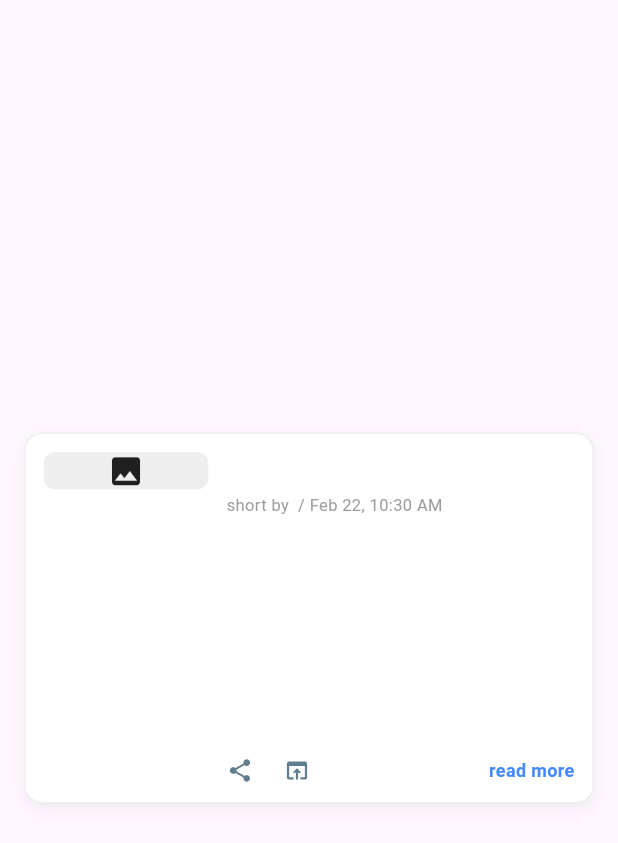
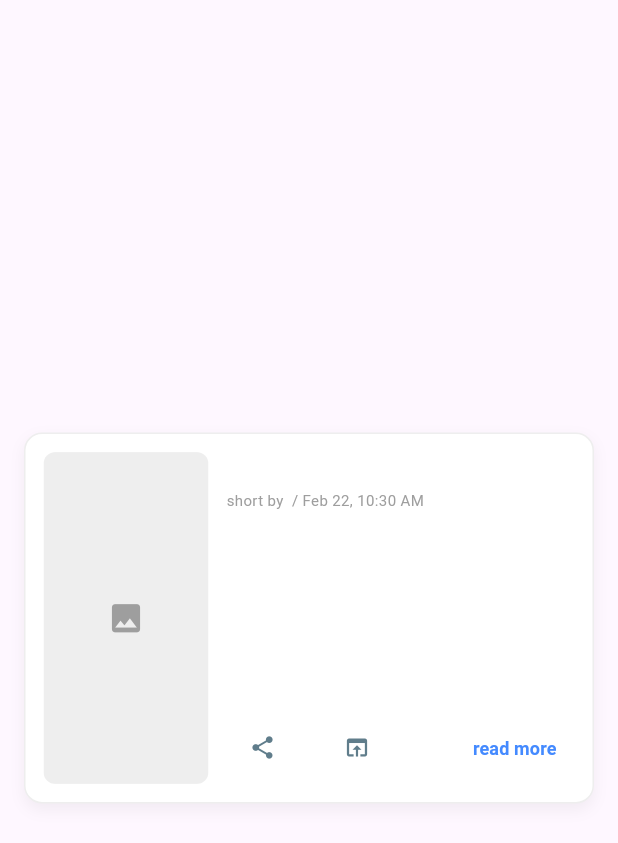
Before and after one commit to sg7373/News_Tracker, a Flutter app: the NewsCard widget shown alone on an empty page, opened directly with empty values, on a phone screen of 412 x 824 dp. Shown: the top 843 px of the screen. Run offline on Flutter 3.47's test engine with Material 3 defaults, Android fonts, the phone set to English and light mode, and no system bars; our stand-ins replace cached_network_image, share_plus; network calls fail.

Commit message:
Added new features

```diff
--- a/lib/constants/api_keys.dart
+++ b/lib/constants/api_keys.dart
@@ -1,3 +1,3 @@
-const String newsApiKey = 'd7b58ae4d4754df583e78e92879f7f94';
+const String newsApiKey = 'b28b37248a254603a20b0633d600fd95';
 const String footballApiKey = '67f7e18c172fb1e3b55fce3610af88d4';
 const String cricketApiKey = '5fe5d118-bffb-41de-8f66-31f820caa504';
--- a/lib/widgets/news_card.dart
+++ b/lib/widgets/news_card.dart
@@ -24,21 +24,17 @@ class NewsCard extends StatelessWidget {
 
   @override
   Widget build(BuildContext context) {
-    // 🔥 Calculates height so roughly 3 cards fit per screen height
     double cardHeight = MediaQuery.of(context).size.height * 0.30;
 
     return Center(
       child: ConstrainedBox(
-        constraints: const BoxConstraints(
-          maxWidth: 750, // 🔥 Keeps card centered and proportional on large screens
-        ),
+        constraints: const BoxConstraints(maxWidth: 750),
         child: Container(
-          height: cardHeight, // 🔥 Fixed height for the Inshorts "grid/list" look
+          height: cardHeight,
           margin: const EdgeInsets.symmetric(vertical: 8, horizontal: 16),
           decoration: BoxDecoration(
             borderRadius: BorderRadius.circular(12),
             color: Colors.white,
-            // Boundary line to define the "White Box"
             border: Border.all(color: Colors.grey.shade200, width: 1),
             boxShadow: [
               BoxShadow(
@@ -53,30 +49,33 @@ class NewsCard extends StatelessWidget {
             child: Row(
               crossAxisAlignment: CrossAxisAlignment.start,
               children: [
-                /// 🔹 LEFT IMAGE (Fixed Aspect Ratio)
+                /// 🔹 LEFT IMAGE (Fixed 403 Forbidden & Missing Key issues)
                 ClipRRect(
                   borderRadius: BorderRadius.circular(8),
+                  child: SizedBox(
+                    width: 110,
+                    height: double.infinity,
                     child: article.urlToImage != null && article.urlToImage!.isNotEmpty
                         ? CachedNetworkImage(
                             imageUrl: article.urlToImage!,
-                          width: 110,
-                          height: double.infinity, // Fills the fixed card height
                             fit: BoxFit.cover,
+                            // 🔥 Adding headers to bypass bot-blocking on sites like Washington Post
+                            httpHeaders: const {
+                              "User-Agent": "Mozilla/5.0 (Windows NT 10.0; Win64; x64) AppleWebKit/537.36 (KHTML, like Gecko) Chrome/91.0.4472.124 Safari/537.36",
+                            },
                             placeholder: (context, url) => Container(
-                            width: 110,
-                            color: Colors.grey[200],
+                              color: Colors.grey[100],
                               child: const Center(child: CircularProgressIndicator(strokeWidth: 2)),
                             ),
                             errorWidget: (context, url, error) => Container(
-                            width: 110,
                               color: Colors.grey[200],
-                            child: const Icon(Icons.broken_image, size: 25),
+                              child: const Icon(Icons.broken_image, size: 25, color: Colors.grey),
                             ),
                           )
                         : Container(
-                          width: 110,
                             color: Colors.grey[200],
-                          child: const Icon(Icons.image, size: 25),
+                            child: const Icon(Icons.image, size: 25, color: Colors.grey),
+                          ),
                   ),
                 ),
 
@@ -91,57 +90,48 @@ class NewsCard extends StatelessWidget {
                         article.title,
                         maxLines: 2,
                         overflow: TextOverflow.ellipsis,
-                        style: const TextStyle(
-                          fontSize: 16,
-                          fontWeight: FontWeight.bold,
-                        ),
+                        style: const TextStyle(fontSize: 15, fontWeight: FontWeight.bold),
                       ),
                       const SizedBox(height: 4),
                       Text(
                         "short by ${article.sourceName} / ${DateFormat('MMM d, h:mm a').format(article.publishedAt)}",
-                        style: const TextStyle(fontSize: 11, color: Colors.grey),
+                        style: const TextStyle(fontSize: 10, color: Colors.grey),
                       ),
                       const SizedBox(height: 8),
-
-                      // 🔥 Expanded content to fill the middle of the white box
                       Expanded(
                         child: Text(
                           article.description ?? "",
                           maxLines: 4,
                           overflow: TextOverflow.ellipsis,
-                          style: const TextStyle(
-                            fontSize: 13,
-                            color: Colors.black87,
-                            height: 1.4, // Better readability
+                          style: const TextStyle(fontSize: 13, color: Colors.black87, height: 1.3),
                         ),
                       ),
-                      ),
-
                       const SizedBox(height: 8),
-
-                      /// 🔹 FOOTER ACTIONS
                       Row(
                         mainAxisAlignment: MainAxisAlignment.spaceBetween,
                         children: [
                           Row(
                             children: [
-                              InkWell(
-                                onTap: () => Share.share('${article.title}\n${article.url}'),
-                                child: const Icon(Icons.share, size: 18, color: Colors.blueGrey),
+                              IconButton(
+                                constraints: const BoxConstraints(),
+                                padding: EdgeInsets.zero,
+                                icon: const Icon(Icons.share, size: 18, color: Colors.blueGrey),
+                                onPressed: () => Share.share('${article.title}\n${article.url}'),
                               ),
-                              const SizedBox(width: 20),
-                              InkWell(
-                                onTap: () => _launchURL(article.url),
-                                child: const Icon(Icons.open_in_browser, size: 18, color: Colors.blueGrey),
+                              const SizedBox(width: 15),
+                              IconButton(
+                                constraints: const BoxConstraints(),
+                                padding: EdgeInsets.zero,
+                                icon: const Icon(Icons.open_in_browser, size: 18, color: Colors.blueGrey),
+                                onPressed: () => _launchURL(article.url),
                               ),
                             ],
                           ),
-                          const Text(
+                          TextButton(
+                            onPressed: () => _launchURL(article.url),
+                            child: const Text(
                               "read more",
-                            style: TextStyle(
-                              fontSize: 12,
-                              fontWeight: FontWeight.w600,
-                              color: Colors.blueAccent,
+                              style: TextStyle(fontSize: 12, fontWeight: FontWeight.bold, color: Colors.blueAccent),
                             ),
                           ),
                         ],
```
Also changed, not shown: lib/models/article.dart (+12 -6 lines), lib/models/match.dart (+8 -9 lines), lib/providers/news_provider.dart (+21 -0 lines), lib/screens/home_screen.dart (+108 -34 lines), lib/screens/live_score.dart (added, +15 -0 lines), lib/screens/news_detail.dart (+27 -0 lines), lib/screens/profile_screen.dart (added, +15 -0 lines), lib/screens/search_screen.dart (added, +107 -0 lines), lib/services/news_service.dart (+71 -10 lines), lib/services/sports_service.dart (+25 -12 lines). Lines whose indentation alone changed are shown as unchanged.
